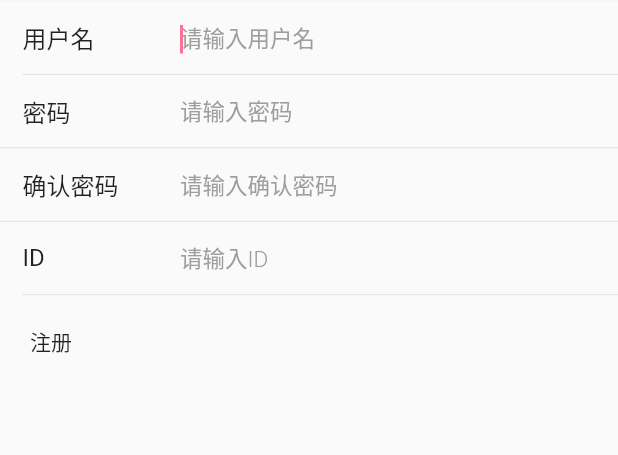
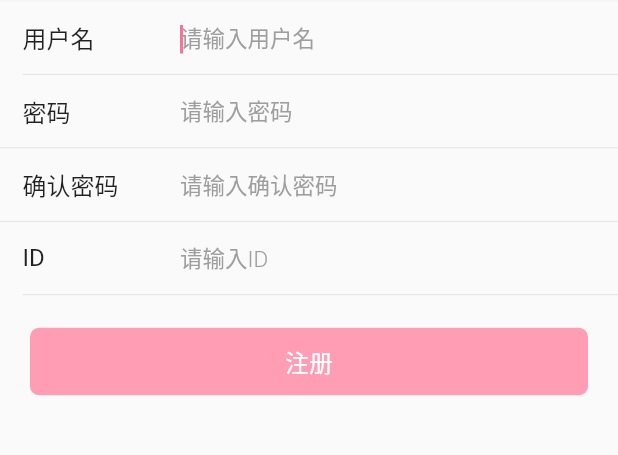
Before and after one commit to Lip-Zz/flutter_video_app, a Flutter app: the screen it shows after launch, on a phone screen of 412 x 824 dp, the part 234-689 px from its top. Run offline on Flutter 3.47's test engine with Material 2 defaults, Android fonts, the phone set to English and light mode, and no system bars; our stand-ins replace dio, fluttertoast, shared_preferences.

Commit message:
登录页面晚上

```diff
--- a/video/lib/main.dart
+++ b/video/lib/main.dart
@@ -9,6 +9,7 @@ import 'package:video/httpUtils/dao/login_dao.dart';
 import 'package:video/httpUtils/request/notice_request.dart';
 import 'package:video/model/owner.dart';
 import 'package:video/httpUtils/request/test_request.dart';
+import 'package:video/page/login_page.dart';
 import 'package:video/page/register_page.dart';
 import 'package:video/util/color.dart';
 
--- a/video/lib/page/register_page.dart
+++ b/video/lib/page/register_page.dart
@@ -2,7 +2,9 @@ import 'package:flutter/material.dart';
 import 'package:flutter/widgets.dart';
 import 'package:video/httpUtils/dao/login_dao.dart';
 import 'package:video/util/string_util.dart';
+import 'package:video/util/toast.dart';
 import 'package:video/wiget/appbar.dart';
+import 'package:video/wiget/login_button.dart';
 import 'package:video/wiget/login_effect.dart';
 import 'package:video/wiget/login_input.dart';
 
@@ -110,15 +112,16 @@ class _RegisterPageState extends State<RegisterPage> {
   }
 
   _loginButton() {
-    return InkWell(
-      onTap: () {
+    return LoginButton(
+      "注册",
+      enable: this.loginEnable,
+      onPressed: () {
         if (this.loginEnable) {
           _checkParams();
         } else {
-          print("参数错误");
+          showWarnToast("参数错误");
         }
       },
-      child: Text("注册"),
     );
   }
 
@@ -126,11 +129,12 @@ class _RegisterPageState extends State<RegisterPage> {
     try {
       var result = await LoginDao.register(this.username!, this.pwd!, this.id!);
       if (result['code'] == 0) {
+        showToast("注册成功");
         if (widget.onJumpToLogin != null) {
           widget.onJumpToLogin!();
         }
       } else {
-        print(result['msg']);
+        showWarnToast(result['msg']);
       }
     } catch (e) {
       print(e);
@@ -141,7 +145,7 @@ class _RegisterPageState extends State<RegisterPage> {
     if (this.pwd == this.repwd) {
       _send();
     } else {
-      print("两次输入的密码不一致");
+      showWarnToast("两次输入的密码不一致");
       return;
     }
   }
--- /dev/null
+++ b/video/lib/wiget/login_button.dart
@@ -0,0 +1,28 @@
+import 'package:flutter/material.dart';
+import 'package:video/util/color.dart';
+
+class LoginButton extends StatelessWidget {
+  final String title;
+  final bool enable;
+  final VoidCallback? onPressed;
+
+  const LoginButton(this.title, {Key? key, this.enable = false, this.onPressed})
+      : super(key: key);
+
+  @override
+  Widget build(BuildContext context) {
+    return FractionallySizedBox(
+        widthFactor: 1,
+        child: MaterialButton(
+            onPressed: this.enable ? this.onPressed : null,
+            shape:
+                RoundedRectangleBorder(borderRadius: BorderRadius.circular(6)),
+            height: 45,
+            disabledColor: primary[50],
+            color: primary,
+            child: Text(
+              this.title,
+              style: TextStyle(color: Colors.white, fontSize: 16),
+            )));
+  }
+}
--- a/video/pubspec.yaml
+++ b/video/pubspec.yaml
@@ -31,6 +31,7 @@ dependencies:
   json_annotation: ^4.1.0
   shared_preferences: ^2.0.7
   http: ^0.13.3
+  fluttertoast: ^8.0.8
 
 dev_dependencies:
   flutter_test:
```
Also changed, not shown: video/lib/page/login_page.dart (added, +108 -0 lines), video/lib/util/toast.dart (added, +24 -0 lines).
